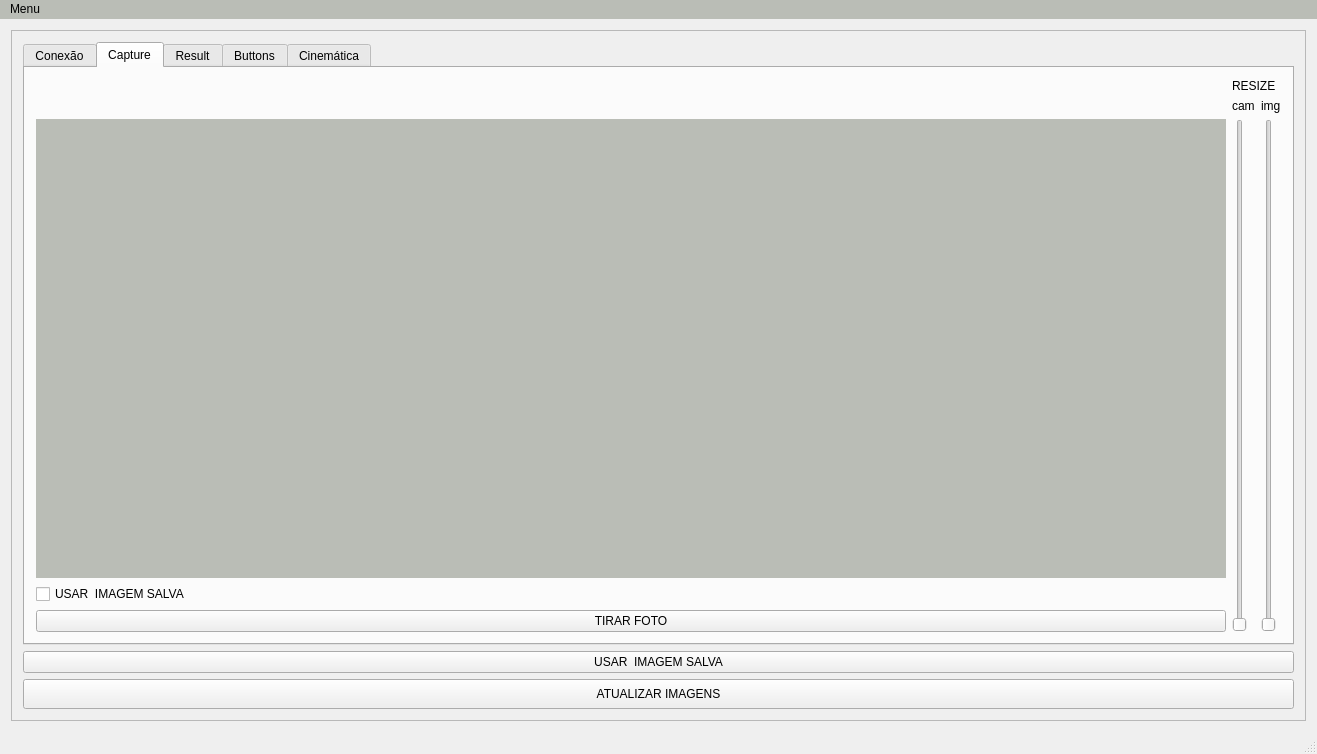
Above: Software-Qt/mainwindow.ui from EngineeringLibrary/BCN3D before the change. Below: the same form after it.
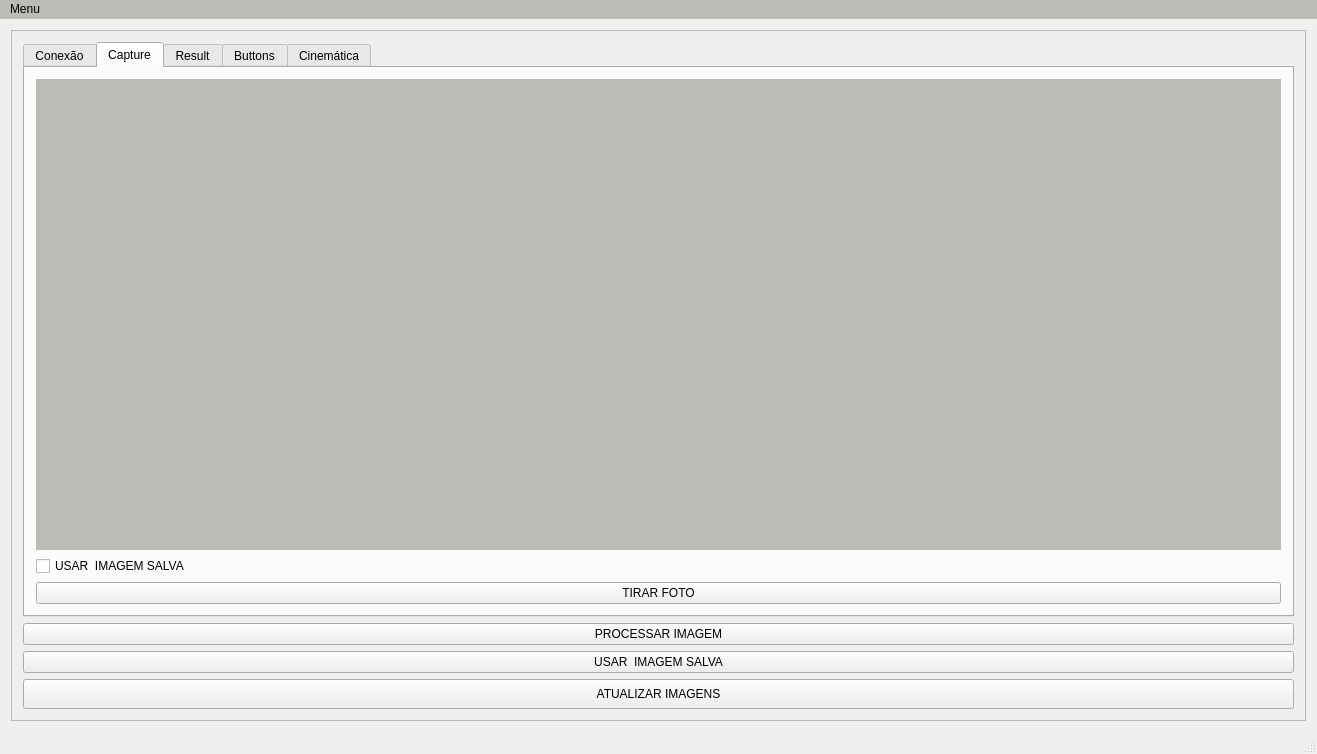
That is the form after the change. The open tabs and pages were chosen to show the change.

Commit message: quando tira foto ou usa imagem salva não processa mais a imagem,foi criado um botão so para processar a imagem,e criado um slider vertical para reescalar imagem

What changed in the file:
```diff
--- a/Software-Qt/mainwindow.ui
+++ b/Software-Qt/mainwindow.ui
@@ -30,9 +30,9 @@
        <property name="geometry">
         <rect>
          <x>0</x>
-         <y>0</y>
-         <width>1297</width>
-         <height>693</height>
+         <y>-74</y>
+         <width>1283</width>
+         <height>792</height>
         </rect>
        </property>
        <layout class="QGridLayout" name="gridLayout_8">
@@ -47,7 +47,7 @@
              </sizepolicy>
             </property>
             <property name="currentIndex">
-             <number>4</number>
+             <number>2</number>
             </property>
             <widget class="QWidget" name="connect">
              <attribute name="title">
@@ -156,35 +156,7 @@
               <string>Capture</string>
              </attribute>
              <layout class="QGridLayout" name="gridLayout_2">
-              <item row="1" column="1">
-               <widget class="QLabel" name="label">
-                <property name="text">
-                 <string>cam</string>
-                </property>
-               </widget>
-              </item>
-              <item row="0" column="1" colspan="2">
-               <widget class="QLabel" name="label_5">
-                <property name="text">
-                 <string>RESIZE</string>
-                </property>
-               </widget>
-              </item>
-              <item row="2" column="2">
-               <widget class="QSlider" name="resize_img">
-                <property name="orientation">
-                 <enum>Qt::Vertical</enum>
-                </property>
-               </widget>
-              </item>
-              <item row="2" column="1">
-               <widget class="QSlider" name="resize_cam">
-                <property name="orientation">
-                 <enum>Qt::Vertical</enum>
-                </property>
-               </widget>
-              </item>
-              <item row="2" column="0">
+              <item row="0" column="0">
                <layout class="QVBoxLayout" name="verticalLayout">
                 <property name="sizeConstraint">
                  <enum>QLayout::SetMaximumSize</enum>
@@ -259,13 +231,6 @@
                 </item>
                </layout>
               </item>
-              <item row="1" column="2">
-               <widget class="QLabel" name="label_2">
-                <property name="text">
-                 <string>img</string>
-                </property>
-               </widget>
-              </item>
              </layout>
             </widget>
             <widget class="QWidget" name="result_0">
@@ -351,6 +316,20 @@
                 </item>
                </layout>
               </item>
+              <item row="0" column="1">
+               <widget class="QSlider" name="resizeImg">
+                <property name="orientation">
+                 <enum>Qt::Vertical</enum>
+                </property>
+               </widget>
+              </item>
+              <item row="1" column="1">
+               <widget class="QLabel" name="label">
+                <property name="text">
+                 <string/>
+                </property>
+               </widget>
+              </item>
              </layout>
             </widget>
             <widget class="QWidget" name="buttons">
@@ -1196,7 +1175,7 @@
                 <x>520</x>
                 <y>230</y>
                 <width>181</width>
-                <height>70</height>
+                <height>90</height>
                </rect>
               </property>
               <layout class="QGridLayout" name="gridLayout_10">
@@ -1270,14 +1249,14 @@
           </item>
          </layout>
         </item>
-        <item row="1" column="0">
+        <item row="2" column="0">
          <widget class="QPushButton" name="set_saved_img_0">
           <property name="text">
            <string>USAR  IMAGEM SALVA</string>
           </property>
          </widget>
         </item>
-        <item row="2" column="0">
+        <item row="3" column="0">
          <widget class="QPushButton" name="refresh">
           <property name="sizePolicy">
            <sizepolicy hsizetype="Minimum" vsizetype="Minimum">
@@ -1308,6 +1287,13 @@
           </property>
          </widget>
         </item>
+        <item row="1" column="0">
+         <widget class="QPushButton" name="ImageProcess">
+          <property name="text">
+           <string>PROCESSAR IMAGEM</string>
+          </property>
+         </widget>
+        </item>
        </layout>
       </widget>
      </widget>
@@ -1321,7 +1307,7 @@
      <x>0</x>
      <y>0</y>
      <width>1317</width>
-     <height>21</height>
+     <height>25</height>
     </rect>
    </property>
    <property name="styleSheet">
```
The commit also changes 6 other files.
